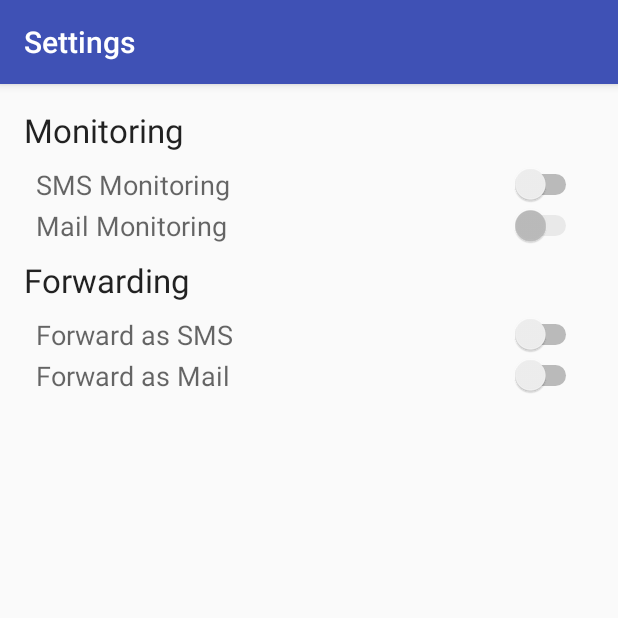
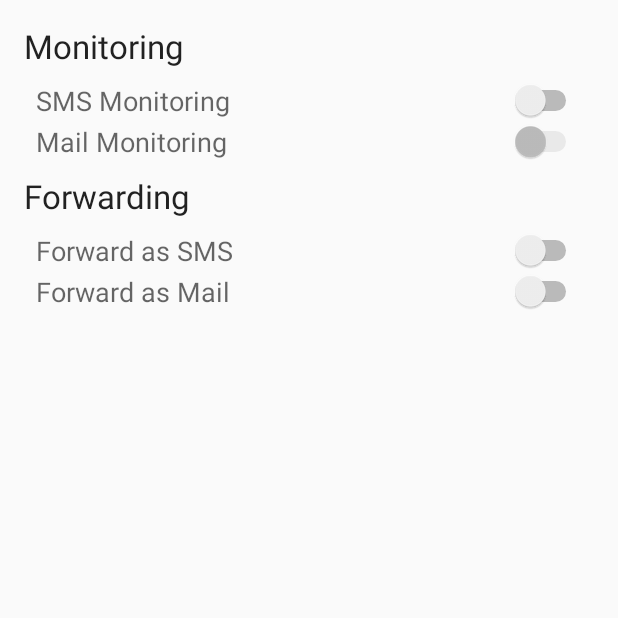
Before and after one commit to renoseven/InformationCenter, an Android app: the screen it shows after launch (SettingActivity), after a tap on "SETTINGS", on a phone screen of 412 x 824 dp, the top half of it. Run offline under Robolectric (Android 15) with nearby library versions, the phone set to English and light mode, and no system bars; libraries missing offline, so code that uses them is left out: net.grandcentrix.tray; 10 statements that could not run were skipped.

```diff
--- a/app/build.gradle
+++ b/app/build.gradle
@@ -10,7 +10,7 @@ android {
         minSdkVersion 19
         targetSdkVersion 25
         versionCode 1
-        versionName "1.0"
+        versionName "0.01 (pre-alpha)"
     }
     buildTypes {
         release {
--- a/app/src/main/java/net/renoseven/framework/ExtendedActivity.java
+++ b/app/src/main/java/net/renoseven/framework/ExtendedActivity.java
@@ -1,14 +1,13 @@
 package net.renoseven.framework;
 
+import android.app.Activity;
 import android.content.pm.ActivityInfo;
 import android.content.pm.PackageManager;
 import android.os.Bundle;
 import android.support.annotation.Nullable;
-import android.support.v7.app.AppCompatActivity;
 import android.util.Log;
 import android.view.View;
 import android.view.ViewGroup;
-
 
 import java.util.HashSet;
 import java.util.Set;
@@ -18,7 +17,7 @@ import java.util.Set;
  * Created by RenoSeven on 2016/10/23.
  */
 
-public class ExtendedActivity extends AppCompatActivity {
+public class ExtendedActivity extends Activity {
     protected final String TAG;
     protected View rootView;
 
@@ -52,7 +51,7 @@ public class ExtendedActivity extends AppCompatActivity {
     /**
      * Function: findViewsByClass
      * Params: ViewGroup parent
-     *         Class<?> viewClass
+     * Class<?> viewClass
      * Description: find views by specific class
      * Return: Set<View>
      */
@@ -76,7 +75,7 @@ public class ExtendedActivity extends AppCompatActivity {
     /**
      * Function: findViewByTag
      * Params: ViewGroup parent
-     *         Class<?> viewClass
+     * Class<?> viewClass
      * Description: find views by specific tag
      * Return: View
      */
--- a/app/src/main/java/net/renoseven/informationcenter/activity/MainActivity.java
+++ b/app/src/main/java/net/renoseven/informationcenter/activity/MainActivity.java
@@ -103,8 +103,8 @@ public class MainActivity extends NIAActivity implements View.OnClickListener, O
         for (View view : textSet) {
             String viewTag = (String) view.getTag();
             if (viewTag != null) {
-                String value = statPreferences.getString(viewTag, null);
-                ((TextView) view).setText(value);
+                int value = statPreferences.getInt(viewTag, 0);
+                ((TextView) view).setText(String.valueOf(value));
                 Log.v(TAG, viewTag + "=" + value);
             }
         }
--- a/app/src/main/java/net/renoseven/informationcenter/service/InformationService.java
+++ b/app/src/main/java/net/renoseven/informationcenter/service/InformationService.java
@@ -1,7 +1,7 @@
 package net.renoseven.informationcenter.service;
 
+import android.app.Notification;
 import android.content.BroadcastReceiver;
-import android.content.Intent;
 import android.os.Bundle;
 import android.util.Log;
 
@@ -78,6 +78,10 @@ public class InformationService extends NIAService {
         if (appPref.getBoolean(CONFIG_FORWARDING_MAIL_ENABLED, false)) {
             messageProcessors.add(new MailForwardingProcessor(this));
         }
+
+        // start as foreground
+        Notification notification = new Notification();
+        startForeground(1, notification);
     }
 
     @Override
```
